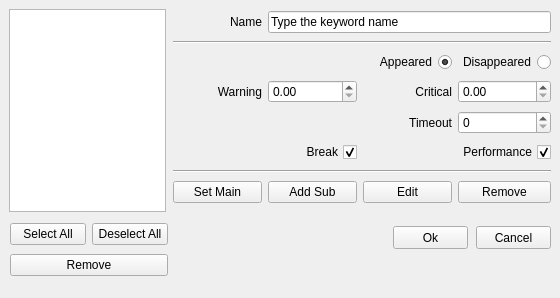
This is alyvix/extra/robotide/qt_ui/alyvix_object_finder_properties_view.ui in alyvix/alyvix as Qt 5 draws it before an edit. The edited form follows.
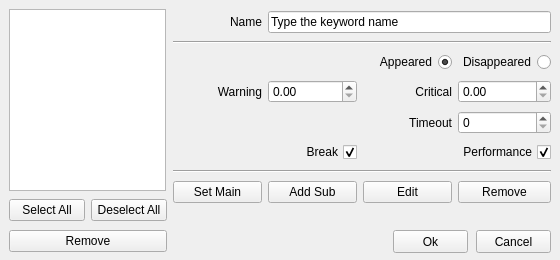
This is the edited form.

What changed in the file:
```diff
--- a/alyvix/extra/robotide/qt_ui/alyvix_object_finder_properties_view.ui
+++ b/alyvix/extra/robotide/qt_ui/alyvix_object_finder_properties_view.ui
@@ -7,7 +7,7 @@
     <x>0</x>
     <y>0</y>
     <width>560</width>
-    <height>298</height>
+    <height>260</height>
    </rect>
   </property>
   <property name="windowTitle">
@@ -17,7 +17,7 @@
    <property name="geometry">
     <rect>
      <x>393</x>
-     <y>226</y>
+     <y>230</y>
      <width>75</width>
      <height>23</height>
     </rect>
@@ -30,7 +30,7 @@
    <property name="geometry">
     <rect>
      <x>476</x>
-     <y>226</y>
+     <y>230</y>
      <width>75</width>
      <height>23</height>
     </rect>
@@ -172,7 +172,7 @@
      <x>9</x>
      <y>9</y>
      <width>157</width>
-     <height>203</height>
+     <height>182</height>
     </rect>
    </property>
    <property name="selectionMode">
@@ -548,8 +548,8 @@
   <widget class="QWidget" name="gridLayoutWidget_3">
    <property name="geometry">
     <rect>
-     <x>10</x>
-     <y>220</y>
+     <x>9</x>
+     <y>196</y>
      <width>158</width>
      <height>61</height>
     </rect>
```
